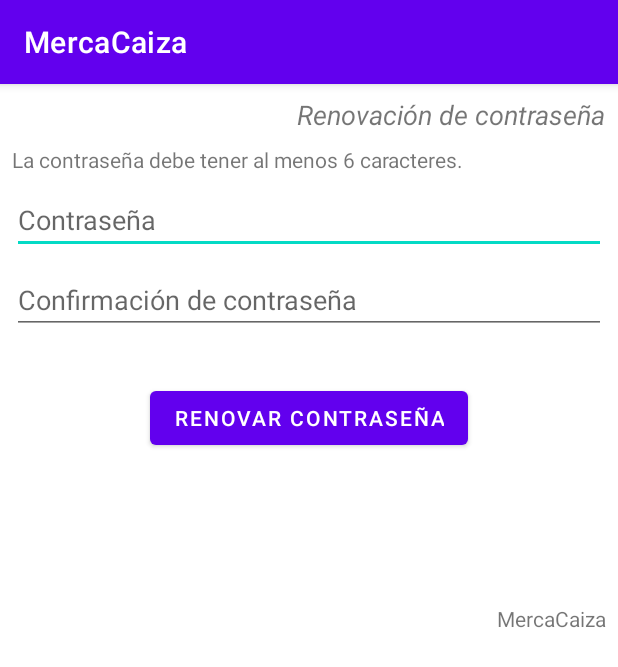
After one commit to aldodell/MercaCaiza, an Android app: the RecuperarContrasena screen opened directly, with no data from a screen before it, on a phone screen of 412 x 824 dp. The commit adds this screen. Shown: the top 667 px of the screen. Run offline under Robolectric (Android 15) with nearby library versions, the phone set to English and light mode, and no system bars; 1 statement that could not run was skipped.

Commit message:
Depósito incial

```diff
--- a/app/build.gradle
+++ b/app/build.gradle
@@ -60,4 +60,10 @@ dependencies {
     // When using the BoM, you don't specify versions in Firebase library dependencies
     implementation 'com.google.firebase:firebase-firestore-ktx'
 
+    // Declare the dependencies for the Dynamic Links and Analytics libraries
+    // When using the BoM, you don't specify versions in Firebase library dependencies
+    implementation 'com.google.firebase:firebase-dynamic-links-ktx'
+    implementation 'com.google.firebase:firebase-analytics-ktx'
+
+
 }
--- /dev/null
+++ b/app/src/main/java/org/philosophicas/mercacaiza/RecuperarContrasena.kt
@@ -0,0 +1,69 @@
+package org.philosophicas.mercacaiza
+
+import androidx.appcompat.app.AppCompatActivity
+import android.os.Bundle
+import android.util.Log
+import android.widget.Button
+import android.widget.EditText
+import android.widget.Toast
+import androidx.appcompat.app.AlertDialog
+import com.google.firebase.dynamiclinks.FirebaseDynamicLinks
+
+class RecuperarContrasena : AppCompatActivity() {
+
+    lateinit var contrasena: EditText
+    lateinit var contrasenaConfirmacion: EditText
+    lateinit var renovar: Button
+
+    override fun onCreate(savedInstanceState: Bundle?) {
+        super.onCreate(savedInstanceState)
+        setContentView(R.layout.activity_recuperar_contrasena)
+
+        //Obtenemos las referencias de las vistas
+        contrasena = findViewById(R.id.recuperarContrasena)
+        contrasenaConfirmacion = findViewById(R.id.recuperarContrasenaConfirmacion)
+        renovar = findViewById(R.id.recuperarContrasenaActuar)
+
+        //Configuramos:
+        renovar.setOnClickListener {
+            val c1 = contrasena.text.toString().trim()
+            val c2 = contrasenaConfirmacion.text.toString().trim()
+
+
+            //Verificamos que la contraseña tenga al menos 6 caracteres:
+            if (c1.length < 6) {
+                AlertDialog.Builder(this)
+                    .setMessage(R.string.reglas_de_contrasena)
+                    .setNeutralButton(R.string.ok) { _, _ -> }
+                    .show()
+
+            } else {
+
+                //Verificamos que la contraseña y su confirmación sean iguales
+                if (c1 != c2) {
+
+                    AlertDialog.Builder(this)
+                        .setMessage(R.string.contrasena_no_coincide_con_confirmacion)
+                        .setNeutralButton(R.string.ok) { _, _ -> }
+                        .show()
+
+                } else {
+                    //TODO: Validar usuario y guardar contraseña localmente
+
+                }
+            }
+        }
+
+
+        //Obtenemos la información del vínculo Dynamics Link
+        FirebaseDynamicLinks.getInstance()
+            .getDynamicLink(intent)
+            .addOnFailureListener {
+                Toast.makeText(this, it.message!!, Toast.LENGTH_LONG).show()
+            }
+            .addOnSuccessListener {
+                Log.d("aldox", it.link!!.userInfo!!)
+            }
+
+    }
+}
--- /dev/null
+++ b/app/src/main/res/layout/activity_recuperar_contrasena.xml
@@ -0,0 +1,97 @@
+<?xml version="1.0" encoding="utf-8"?>
+<androidx.constraintlayout.widget.ConstraintLayout xmlns:android="http://schemas.android.com/apk/res/android"
+    xmlns:app="http://schemas.android.com/apk/res-auto"
+    xmlns:tools="http://schemas.android.com/tools"
+    android:layout_width="match_parent"
+    android:layout_height="match_parent"
+    tools:context=".RecuperarContrasena">
+
+    <ScrollView
+        android:layout_width="match_parent"
+        android:layout_height="match_parent"
+        app:layout_constraintBottom_toBottomOf="parent"
+        app:layout_constraintEnd_toEndOf="parent"
+        app:layout_constraintStart_toStartOf="parent"
+        app:layout_constraintTop_toTopOf="parent">
+
+
+        <androidx.constraintlayout.widget.ConstraintLayout
+            android:layout_width="match_parent"
+            android:layout_height="wrap_content">
+
+            <EditText
+                android:id="@+id/recuperarContrasena"
+                android:layout_width="0dp"
+                android:layout_height="wrap_content"
+                android:layout_marginStart="8dp"
+                android:layout_marginTop="8dp"
+                android:layout_marginEnd="8dp"
+                android:ems="10"
+                android:hint="@string/contrasena"
+                android:inputType="textPassword"
+                app:layout_constraintEnd_toEndOf="parent"
+                app:layout_constraintStart_toStartOf="parent"
+                app:layout_constraintTop_toBottomOf="@+id/textView"
+                android:autofillHints="" />
+
+            <TextView
+                android:id="@+id/textView6"
+                style="@style/encabezados"
+                android:layout_width="wrap_content"
+                android:layout_height="wrap_content"
+                android:layout_marginTop="8dp"
+                android:layout_marginEnd="8dp"
+                android:text="@string/renovacion_contrasena"
+                app:layout_constraintEnd_toEndOf="parent"
+                app:layout_constraintTop_toTopOf="parent" />
+
+            <Button
+                android:id="@+id/recuperarContrasenaActuar"
+                android:layout_width="wrap_content"
+                android:layout_height="wrap_content"
+                android:layout_marginTop="32dp"
+                android:text="@string/renovar_contrasena"
+                app:layout_constraintEnd_toEndOf="parent"
+                app:layout_constraintStart_toStartOf="parent"
+                app:layout_constraintTop_toBottomOf="@+id/recuperarContrasenaConfirmacion" />
+
+            <EditText
+                android:id="@+id/recuperarContrasenaConfirmacion"
+                android:layout_width="0dp"
+                android:layout_height="wrap_content"
+                android:layout_marginStart="8dp"
+                android:layout_marginTop="8dp"
+                android:layout_marginEnd="8dp"
+                android:ems="10"
+                android:hint="@string/confirmacion_contrasena"
+                android:inputType="numberPassword"
+                app:layout_constraintEnd_toEndOf="parent"
+                app:layout_constraintStart_toStartOf="parent"
+                app:layout_constraintTop_toBottomOf="@+id/recuperarContrasena"
+                android:autofillHints="" />
+
+            <TextView
+                android:id="@+id/textView"
+                android:layout_width="0dp"
+                android:layout_height="wrap_content"
+                android:layout_marginStart="8dp"
+                android:layout_marginTop="8dp"
+                android:layout_marginEnd="8dp"
+                android:text="@string/reglas_de_contrasena"
+                app:layout_constraintEnd_toEndOf="parent"
+                app:layout_constraintStart_toStartOf="parent"
+                app:layout_constraintTop_toBottomOf="@+id/textView6" />
+
+            <TextView
+                android:id="@+id/textView7"
+                android:layout_width="wrap_content"
+                android:layout_height="wrap_content"
+                android:layout_marginTop="100dp"
+                android:layout_marginEnd="8dp"
+                android:text="@string/app_name"
+                app:layout_constraintEnd_toEndOf="parent"
+                app:layout_constraintTop_toBottomOf="@+id/recuperarContrasenaActuar" />
+        </androidx.constraintlayout.widget.ConstraintLayout>
+    </ScrollView>
+
+</androidx.constraintlayout.widget.ConstraintLayout>
--- a/app/src/main/res/values/strings.xml
+++ b/app/src/main/res/values/strings.xml
@@ -12,11 +12,13 @@
     <string name="crear_usuario">Crear usuario</string>
     <string name="identificar_usuario">Identificar usuario</string>
     <string name="cerrar_sesion">Cerrar sesión</string>
-
-
-
-
-
-
+    <string name="contrasena_no_coincide_con_confirmacion">La contraseña suministrada no coincide con la confirmación. Por favor revise nuevamente su contraseña y la confirmación.</string>
+    <string name="reglas_de_contrasena">La contraseña debe tener al menos 6 caracteres.</string>
+    <string name="usuario_valido">Usuario validado con éxito</string>
+    <string name="sesion_cerrada">La sesión se cerró con éxito. Por favor cree un usuario nuevo o valide otro existente para usar esta aplicación.</string>
+    <string name="olvidaste_contrasena">¿Olvidaste la contraseña?</string>
+    <string name="instrucciones_regenerar_contrasena">Le será enviado un vínculo a la dirección de correo electrónico que especificó arriba para regenerar la contraseña</string>
+    <string name="renovar_contrasena">Renovar contraseña</string>
+    <string name="renovacion_contrasena">Renovación de contraseña</string>
 
 </resources>
--- a/gradle.properties
+++ b/gradle.properties
@@ -6,7 +6,7 @@
 # http://www.gradle.org/docs/current/userguide/build_environment.html
 # Specifies the JVM arguments used for the daemon process.
 # The setting is particularly useful for tweaking memory settings.
-org.gradle.jvmargs=-Xmx256m -Dfile.encoding=UTF-8
+org.gradle.jvmargs=-Xmx512m -Dfile.encoding=UTF-8
 # When configured, Gradle will run in incubating parallel mode.
 # This option should only be used with decoupled projects. More details, visit
 # http://www.gradle.org/docs/current/userguide/multi_project_builds.html#sec:decoupled_projects
```
Also changed, not shown: app/src/main/AndroidManifest.xml (+11 -1 lines), app/src/main/java/org/philosophicas/mercacaiza/AdministrarUsuario.kt (+95 -0 lines), app/src/main/java/org/philosophicas/mercacaiza/MainActivity.kt (+14 -0 lines), app/src/main/res/layout/activity_administrar_usuario.xml (+12 -2 lines), app/src/main/res/layout/activity_main.xml (+12 -1 lines).
